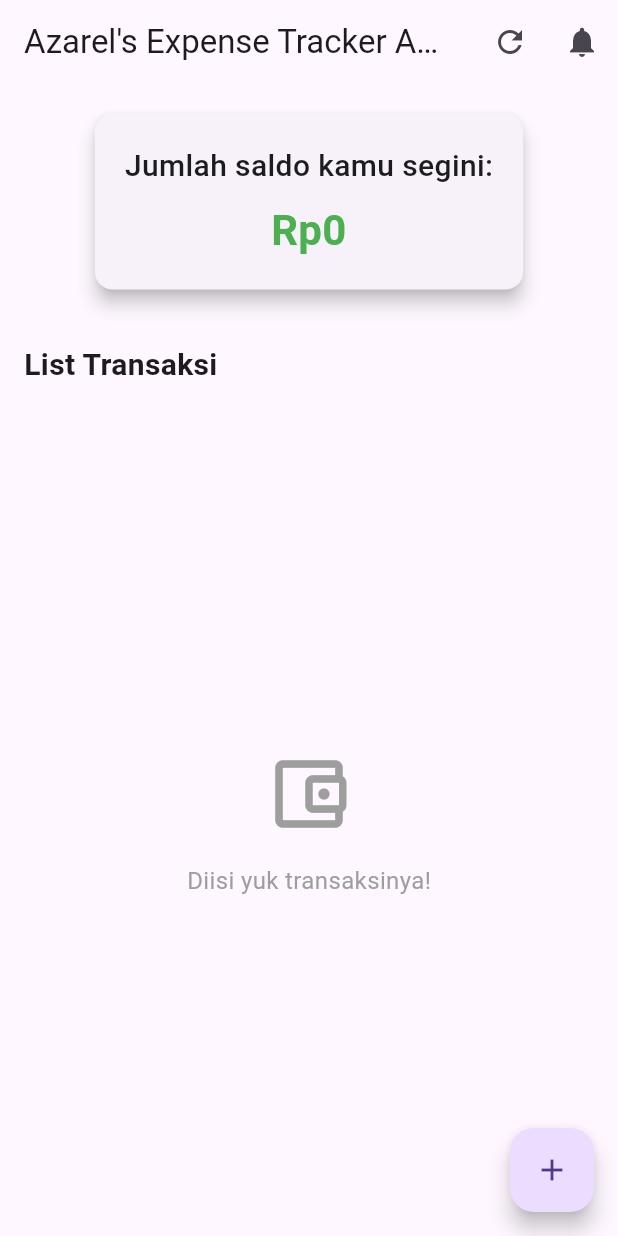
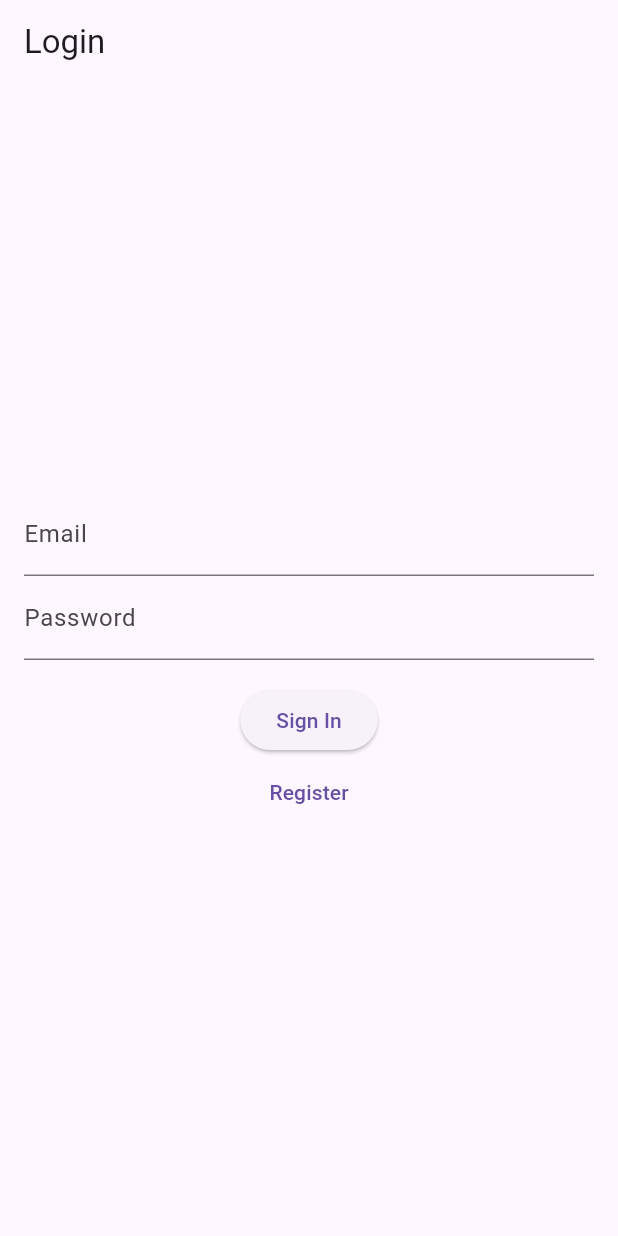
Before and after one commit to azarelga/ppb_repository, a Flutter app: the screen it shows after launch, on a phone screen of 412 x 824 dp. Run offline on Flutter 3.47's test engine with Material 3 defaults, Android fonts, the phone set to English and light mode, and no system bars; our stand-ins replace awesome_notifications, cloud_firestore, firebase_auth, firebase_core; accounts and stored records are empty.

Commit message:
feat: login features

```diff
--- a/lib/main.dart
+++ b/lib/main.dart
@@ -1,34 +1,37 @@
 import 'package:flutter/material.dart';
 import 'package:firebase_core/firebase_core.dart';
-import 'package:ppb_repository/firebase_options.dart';
-import 'package:ppb_repository/screen/homepage.dart';
-import 'package:ppb_repository/utils/notification_service.dart';
+import 'package:expense_tracker/firebase_options.dart';
+import 'package:firebase_auth/firebase_auth.dart';
+import 'package:expense_tracker/screen/login_page.dart';
+import 'package:expense_tracker/screen/homepage.dart';
+import 'package:expense_tracker/utils/notification_service.dart';
 
 void main() async {
   WidgetsFlutterBinding.ensureInitialized();
 
   // Initialize Firebase
-  await Firebase.initializeApp(
-    options: DefaultFirebaseOptions.currentPlatform,
-  );
+  await Firebase.initializeApp(options: DefaultFirebaseOptions.currentPlatform);
 
   // Initialize notifications
   await NotificationService().initialize();
 
-  runApp(MyApp());
+  runApp(MaterialApp(home: AuthGate()));
 }
 
-class MyApp extends StatelessWidget {
+class AuthGate extends StatelessWidget {
   @override
   Widget build(BuildContext context) {
-    return MaterialApp(
-      title: 'Azarel\'s Expense Tracker App',
-      theme: ThemeData(
-        primarySwatch: Colors.green,
-        visualDensity: VisualDensity.adaptivePlatformDensity,
-      ),
-      home: HomePage(),
-      debugShowCheckedModeBanner: false,
+    return StreamBuilder<User?>(
+      stream: FirebaseAuth.instance.authStateChanges(),
+      builder: (context, snapshot) {
+        if (snapshot.connectionState == ConnectionState.waiting) {
+          return Scaffold(body: Center(child: CircularProgressIndicator()));
+        }
+        if (snapshot.hasData) {
+          return HomePage();
+        }
+        return LoginPage();
+      },
     );
   }
 }
--- /dev/null
+++ b/lib/screen/login_page.dart
@@ -0,0 +1,66 @@
+import 'package:flutter/material.dart';
+import 'package:firebase_auth/firebase_auth.dart';
+
+class LoginPage extends StatefulWidget {
+  @override
+  State<LoginPage> createState() => _LoginPageState();
+}
+
+class _LoginPageState extends State<LoginPage> {
+  final emailController = TextEditingController();
+  final passwordController = TextEditingController();
+  String? error;
+
+  Future<void> signIn() async {
+    try {
+      await FirebaseAuth.instance.signInWithEmailAndPassword(
+        email: emailController.text.trim(),
+        password: passwordController.text.trim(),
+      );
+    } catch (e) {
+      setState(() => error = e.toString());
+    }
+  }
+
+  Future<void> register() async {
+    try {
+      await FirebaseAuth.instance.createUserWithEmailAndPassword(
+        email: emailController.text.trim(),
+        password: passwordController.text.trim(),
+      );
+    } catch (e) {
+      setState(() => error = e.toString());
+    }
+  }
+
+  @override
+  Widget build(BuildContext context) {
+    return Scaffold(
+      appBar: AppBar(title: Text('Login')),
+      body: Padding(
+        padding: const EdgeInsets.all(16),
+        child: Column(
+          mainAxisAlignment: MainAxisAlignment.center,
+          children: [
+            if (error != null) ...[
+              Text(error!, style: TextStyle(color: Colors.red)),
+              SizedBox(height: 8),
+            ],
+            TextField(
+              controller: emailController,
+              decoration: InputDecoration(labelText: 'Email'),
+            ),
+            TextField(
+              controller: passwordController,
+              decoration: InputDecoration(labelText: 'Password'),
+              obscureText: true,
+            ),
+            SizedBox(height: 16),
+            ElevatedButton(onPressed: signIn, child: Text('Sign In')),
+            TextButton(onPressed: register, child: Text('Register')),
+          ],
+        ),
+      ),
+    );
+  }
+}
```
Also changed, not shown: lib/screen/homepage.dart (+74 -19 lines), lib/utils/database.dart (+30 -13 lines), lib/utils/notification_service.dart (+20 -13 lines), lib/widgets/transaction_form.dart (+2 -5 lines), lib/widgets/transaction_item.dart (+9 -5 lines), pubspec.yaml (+8 -2 lines), assets/icon.png (added), firebase.json, lib/firebase_options.dart, pubspec.lock, 7 other files.
